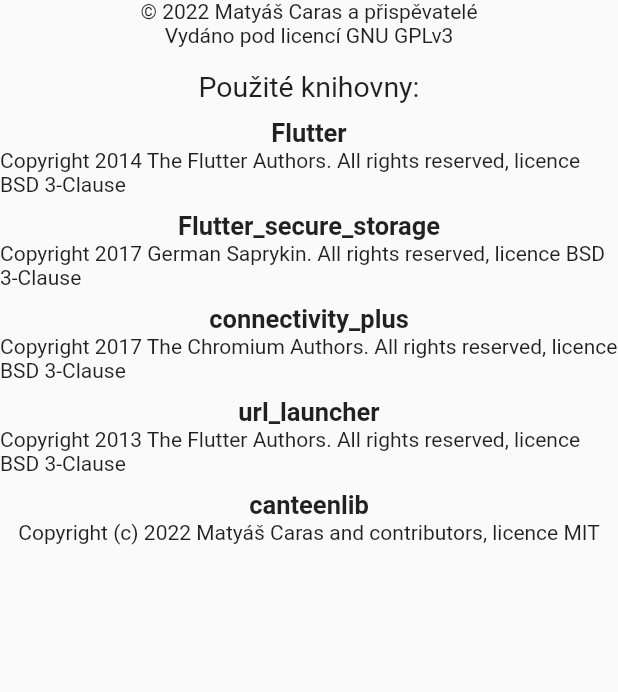
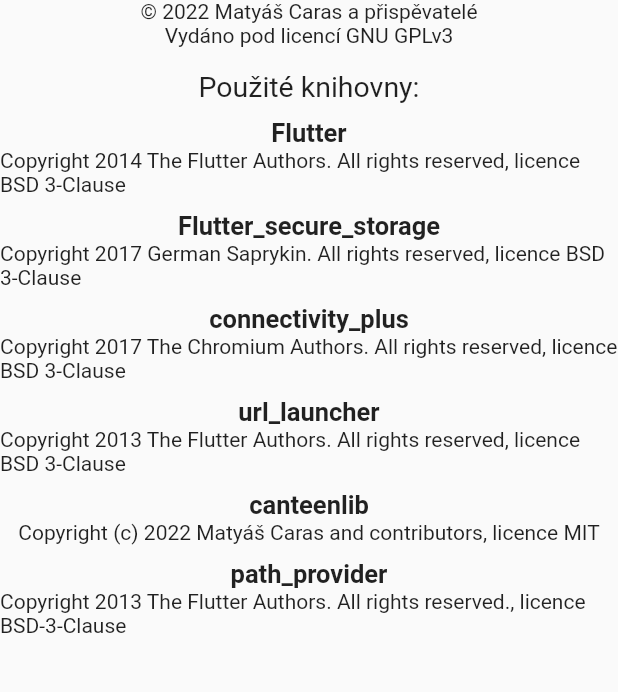
Before and after one commit to hernikplays/opencanteen, a Flutter app: the AboutPage screen opened directly, on a phone screen of 412 x 824 dp, the part 137-829 px from its top. Run offline on Flutter 3.47's test engine with Material 2 defaults, Android fonts, the phone set to English and light mode, and no system bars; our stand-ins replace connectivity_plus, flutter_secure_storage; missing offline and left inert: canteenlib; accounts and stored records are empty.

Commit message:
Práce na #4 + pár vylepšení

```diff
--- a/lib/loginmanager.dart
+++ b/lib/loginmanager.dart
@@ -17,4 +17,9 @@ class LoginManager {
     await storage.write(key: "oc_pass", value: pass);
     await storage.write(key: "oc_url", value: url);
   }
+
+  static Future<bool> zapamatovat() async {
+    const storage = FlutterSecureStorage();
+    return await storage.containsKey(key: "oc_pass");
+  }
 }
--- a/lib/main.dart
+++ b/lib/main.dart
@@ -219,7 +219,11 @@ class _LoginPageState extends State<LoginPage> {
                           if (!d!) return;
                           await storage.write(key: "oc_souhlas", value: "ano");
                         }
-
+                        if (!canteenControl.text.startsWith("https://") &&
+                            !canteenControl.text.startsWith("http://")) {
+                          canteenControl.text =
+                              "https://" + canteenControl.text;
+                        }
                         var canteen = Canteen(canteenControl.text);
                         var l = await canteen.login(
                             userControl.text, passControl.text);
--- a/lib/okna/about.dart
+++ b/lib/okna/about.dart
@@ -20,7 +20,10 @@ class _AboutPageState extends State<AboutPage> {
         child: Column(mainAxisSize: MainAxisSize.min, children: [
           const Text("OpenCanteen", style: TextStyle(fontSize: 30)),
           const Text("© 2022 Matyáš Caras a přispěvatelé"),
-          const Text("Vydáno pod licencí GNU GPLv3"),
+          InkWell(
+              onTap: () => launch(
+                  "https://github.com/hernikplays/opencanteen/blob/main/LICENSE"),
+              child: const Text("Vydáno pod licencí GNU GPLv3")),
           const SizedBox(height: 15),
           const Text("Použité knihovny:", style: TextStyle(fontSize: 19)),
           const SizedBox(height: 10),
@@ -47,7 +50,12 @@ class _AboutPageState extends State<AboutPage> {
           cudlik(
               "canteenlib",
               "Copyright (c) 2022 Matyáš Caras and contributors, licence MIT",
-              "https://github.com/hernikplays/canteenlib/blob/main/LICENSE")
+              "https://github.com/hernikplays/canteenlib/blob/main/LICENSE"),
+          const SizedBox(height: 10),
+          cudlik(
+              "path_provider",
+              "Copyright 2013 The Flutter Authors. All rights reserved., licence BSD-3-Clause",
+              "https://github.com/flutter/plugins/blob/main/packages/path_provider/path_provider/LICENSE")
         ]),
       ),
     );
--- a/pubspec.yaml
+++ b/pubspec.yaml
@@ -6,7 +6,7 @@ publish_to: 'none'
 # The following defines the version and build number for your application.
 # A version number is three numbers separated by dots, like 1.2.43
 # followed by an optional build number separated by a +.
-version: 0.1.1+2
+version: 0.2.0+3
 
 environment:
   sdk: ">=2.16.1 <3.0.0"
@@ -20,6 +20,7 @@ dependencies:
   connectivity_plus: ^2.2.1
   flutter_secure_storage: ^5.0.2
   url_launcher: ^6.0.20
+  path_provider: ^2.0.9
 
 dev_dependencies:
   flutter_lints: ^1.0.0
```
Also changed, not shown: lib/okna/jidelnicek.dart (+36 -1 lines), pubspec.lock, 7 other files.
